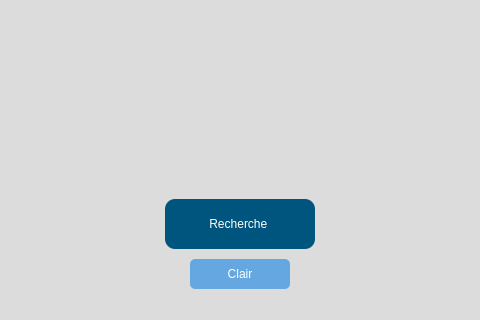
First picture: the form in src/user_interface/french_start.ui, repository eppenney/eBook-Perpetual-Access-Rights-Tracker, before the edit; both pictures show x 340 to 820 and y 476 to 796 of the 1176 by 796 pixel window.
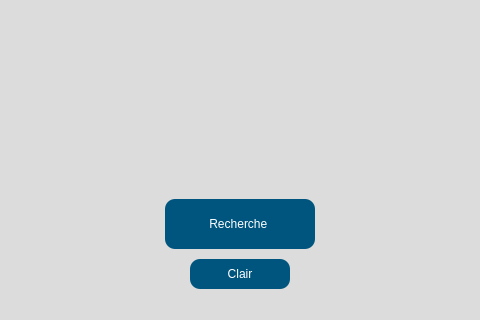
Second picture: the form after the edit. Icons and pictures are not drawn.

Commit message: Finished button upgrade and french UI

Diff of the .ui file:
```diff
--- a/src/user_interface/french_start.ui
+++ b/src/user_interface/french_start.ui
@@ -126,10 +126,22 @@
      </rect>
     </property>
     <property name="styleSheet">
-     <string notr="true">font: 75 16pt &quot;Arial&quot;;
-background-color: rgb(100, 167, 225);
-border-radius: 5px;
-color:rgb(255, 255, 255);</string>
+     <string notr="true">
+            QPushButton {
+                font: 75 16pt "Arial";
+                background-color: rgb(0, 85, 127);
+                border-radius: 10px;
+                color: rgb(255, 255, 255);
+            }
+
+            QPushButton:hover {
+                background-color: rgb(0, 75, 117); /* Slightly darker color when hovered */
+            }
+
+            QPushButton:pressed {
+                background-color: rgb(0, 65, 107); /* Even darker color when clicked */
+            }
+        </string>
     </property>
     <property name="text">
      <string>Clair</string>
```
Left out of the diff: 195 changed lines with no effect on the pictures. The commit also changes 4 other files.
